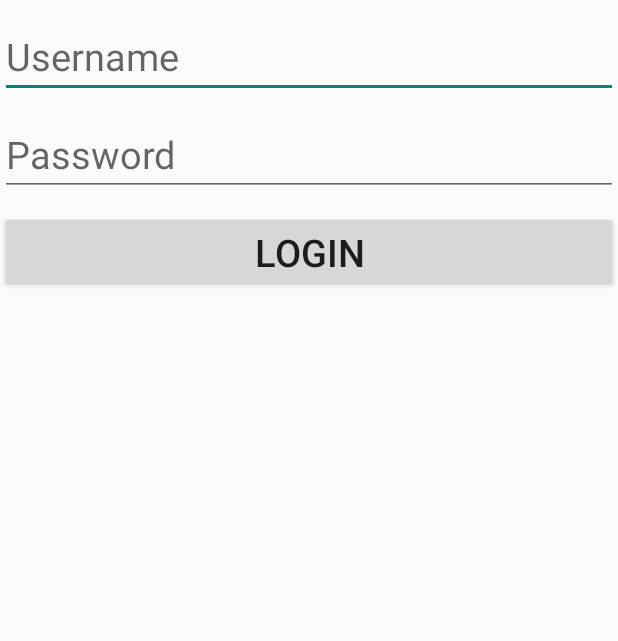
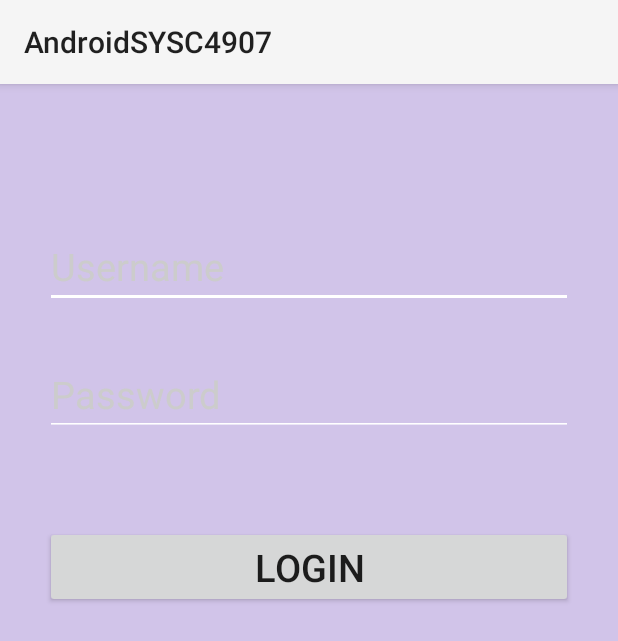
Before and after one commit to SupriyaGadigone/AndroidSYSC4907, an Android app: the LoginActivity screen opened directly, with no data from a screen before it, on a phone screen of 412 x 824 dp. Shown: the top 641 px of the screen. Run offline under Robolectric (Android 15) with nearby library versions, the phone set to English and light mode, and no system bars.

Commit message:
default login

```diff
--- a/app/src/main/AndroidManifest.xml
+++ b/app/src/main/AndroidManifest.xml
@@ -4,6 +4,7 @@
 
     <uses-permission android:name="android.permission.NFC" />
     <uses-permission android:name="android.permission.INTERNET"/>
+    <uses-permission android:name="android.permission.GET_ACCOUNTS" />
     <uses-feature android:name="android.hardware.nfc" android:required="true"/>
     <application
         android:allowBackup="true"
--- a/app/src/main/java/com/example/supriyagadigone/androidsysc4907/LoginActivity.java
+++ b/app/src/main/java/com/example/supriyagadigone/androidsysc4907/LoginActivity.java
@@ -1,13 +1,63 @@
 package com.example.supriyagadigone.androidsysc4907;
 
+import android.accounts.Account;
+import android.accounts.AccountManager;
+import android.content.Intent;
+import android.graphics.Color;
 import android.os.Bundle;
 import android.support.v7.app.AppCompatActivity;
+import android.view.Menu;
+import android.view.View;
+import android.widget.Button;
+import android.widget.EditText;
+import android.widget.TextView;
+import android.widget.Toast;
+import android.support.v7.widget.Toolbar;
+
+import com.example.supriyagadigone.androidsysc4907.Customer.Quiz.QuizActivity;
 
 public class LoginActivity extends AppCompatActivity {
+    private static EditText username;
+    private static EditText password;
+    private static Button login_button;
 
     protected void onCreate(Bundle savedInstanceState) {
         super.onCreate(savedInstanceState);
         setContentView(R.layout.login_page);
 
+        Toolbar toolbar = findViewById(R.id.toolbar);
+        toolbar.setTitle(R.string.app_name);
+        setSupportActionBar(toolbar);
+
+        LoginButton();
+
+        //OAuth2 stuff https://github.com/mario595/android-oauth-linkedin-example/blob/master/src/co/uk/manifesto/linkedinauthexample/MainActivity.java
+    }
+
+    public void LoginButton(){
+        username = (EditText)findViewById(R.id.username);
+        password = (EditText)findViewById(R.id.password);
+        login_button = (Button)findViewById(R.id.loginButton);
+
+        username.setHintTextColor(Color.LTGRAY);
+        password.setHintTextColor(Color.LTGRAY);
+
+        login_button.setOnClickListener(
+                new View.OnClickListener() {
+                    @Override
+                    public void onClick(View v) {
+                        if (username.getText().toString().equals("user") && password.getText().toString().equals("pass")) {
+                            Toast.makeText(LoginActivity.this, "Username and password is correct",
+                                    Toast.LENGTH_SHORT).show();
+                            Intent intent = new Intent(LoginActivity.this, QuizActivity.class);
+                            startActivity(intent);
+
+                        } else {
+                            Toast.makeText(LoginActivity.this, "Username and password is NOT correct",
+                                    Toast.LENGTH_SHORT).show();
+                        }
+                    }
+                }
+        );
     }
 }
--- a/app/src/main/java/com/example/supriyagadigone/androidsysc4907/MainActivity.java
+++ b/app/src/main/java/com/example/supriyagadigone/androidsysc4907/MainActivity.java
@@ -29,7 +29,8 @@ public class MainActivity extends BaseActivity {
         mCustomerButton = findViewById(R.id.customer_button);
         mCustomerButton.setOnClickListener(new View.OnClickListener() {
             public void onClick(View view) {
-                Intent quizIntent = new Intent(MainActivity.this, QuizActivity.class);
+                //Intent quizIntent = new Intent(MainActivity.this, QuizActivity.class);
+                Intent quizIntent = new Intent(MainActivity.this, LoginActivity.class);
                 startActivity(quizIntent);
             }
         });
--- a/app/src/main/res/layout/login_page.xml
+++ b/app/src/main/res/layout/login_page.xml
@@ -1,20 +1,32 @@
 <?xml version="1.0" encoding="utf-8"?>
 <RelativeLayout xmlns:android="http://schemas.android.com/apk/res/android"
-                android:id="@+id/activity_main"
-                android:layout_width="match_parent"
-                android:layout_height="match_parent">
+    android:id="@+id/activity_main"
+    android:layout_width="match_parent"
+    android:layout_height="match_parent"
+    android:layout_gravity="center"
+    android:background="@color/lightPurple">
+
+    <include
+        android:id="@+id/toolbar"
+        layout="@layout/toolbar" />
 
     <EditText
         android:id="@+id/username"
         android:layout_width="match_parent"
         android:layout_height="wrap_content"
-        android:layout_marginTop="@dimen/default_padding"
+        android:layout_alignParentStart="true"
+        android:layout_alignParentLeft="true"
         android:layout_alignParentTop="true"
-        android:layout_alignParentLeft="true"
-        android:layout_alignParentStart="true"
+        android:layout_marginLeft="30dp"
+        android:layout_marginRight="30dp"
+        android:layout_marginTop="150dp"
+        android:hint="@string/username_hint"
         android:inputType="textPersonName"
-        android:hint="@string/username_hint"
-        android:textSize="@dimen/text_size" />
+        android:textSize="@dimen/text_size"
+        android:backgroundTint="@color/white"
+        android:textColor="@color/white"
+
+        />
 
     <EditText
         android:id="@+id/password"
@@ -27,18 +39,21 @@
         android:inputType="textPassword"
         android:hint="@string/password_hint"
         android:textSize="@dimen/text_size"
+        android:layout_margin="30dp"
+        android:backgroundTint="@color/white"
+        android:textColor="@color/white"
     />
 
     <Button
         android:id="@+id/loginButton"
-        android:layout_below="@+id/password"
         android:layout_width="match_parent"
         android:layout_height="wrap_content"
-        android:layout_marginTop="@dimen/default_padding"
+        android:layout_below="@+id/password"
+        android:layout_alignParentStart="true"
         android:layout_alignParentLeft="true"
-        android:layout_alignParentStart="true"
+        android:layout_margin="30dp"
+        android:text="@string/login_button_text"
         android:textSize="@dimen/text_size"
-        android:text="@string/login_button_text"
         />
 
 </RelativeLayout>
--- a/app/src/main/res/layout/quiz_list_row.xml
+++ b/app/src/main/res/layout/quiz_list_row.xml
@@ -10,7 +10,7 @@
         android:layout_height="60dp"
         android:layout_alignParentTop="true"
         android:layout_centerHorizontal="true"
-        android:backgroundTint="@color/quizButton"
+        android:backgroundTint="@color/lightPurple"
         android:text="@string/food_restriction_name_string" />
 
 </RelativeLayout>
--- a/app/src/main/res/values/colors.xml
+++ b/app/src/main/res/values/colors.xml
@@ -1,7 +1,9 @@
 <?xml version="1.0" encoding="utf-8"?>
 <resources>
-    <color name="colorPrimary">#651fff</color>
+    <color name="colorPrimary">#6200EE</color>
     <color name="colorPrimaryDark">#303F9F</color>
     <color name="colorAccent">#FF4081</color>
-    <color name="quizButton">#d1c4e9</color>
+    <color name="lightPurple">#d1c4e9</color>
+    <color name="medPurple">#BB86fc</color>
+    <color name="white">#ffffff</color>
 </resources>
```
